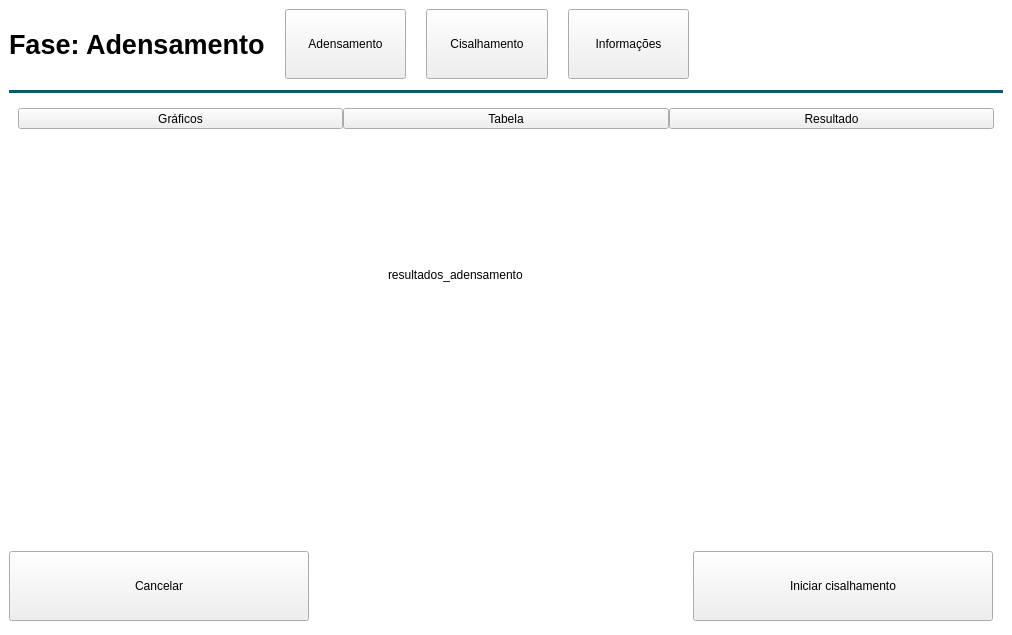
Before: the Qt Designer form Code/Interface/mainwindow.ui in Matheusodias/infralab_direct_shear_embedded_interface, drawn with Qt 5.
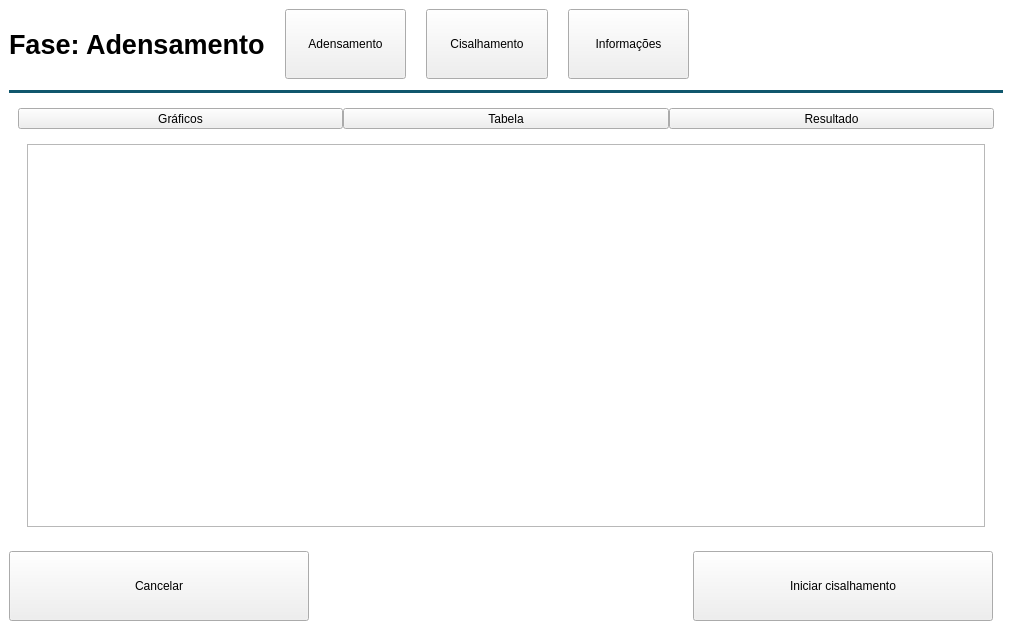
After: the same form once the commit is applied. The open tabs and pages were chosen to show the change. Icons and pictures are not drawn.

Commit message: Add densification results table

The edit to the form file:
```diff
--- a/Code/Interface/mainwindow.ui
+++ b/Code/Interface/mainwindow.ui
@@ -329,19 +329,11 @@
                </layout>
               </widget>
               <widget class="QWidget" name="densificationResult_page">
-               <widget class="QLabel" name="label_7">
-                <property name="geometry">
-                 <rect>
-                  <x>370</x>
-                  <y>130</y>
-                  <width>241</width>
-                  <height>20</height>
-                 </rect>
-                </property>
-                <property name="text">
-                 <string>resultados_adensamento</string>
-                </property>
-               </widget>
+               <layout class="QVBoxLayout" name="verticalLayout_15">
+                <item>
+                 <widget class="QTableWidget" name="densificationResult_tableWidget"/>
+                </item>
+               </layout>
               </widget>
              </widget>
             </item>
```
Left out of the diff: 9 changed lines with no effect on the pictures. The commit also changes 12 other files.
